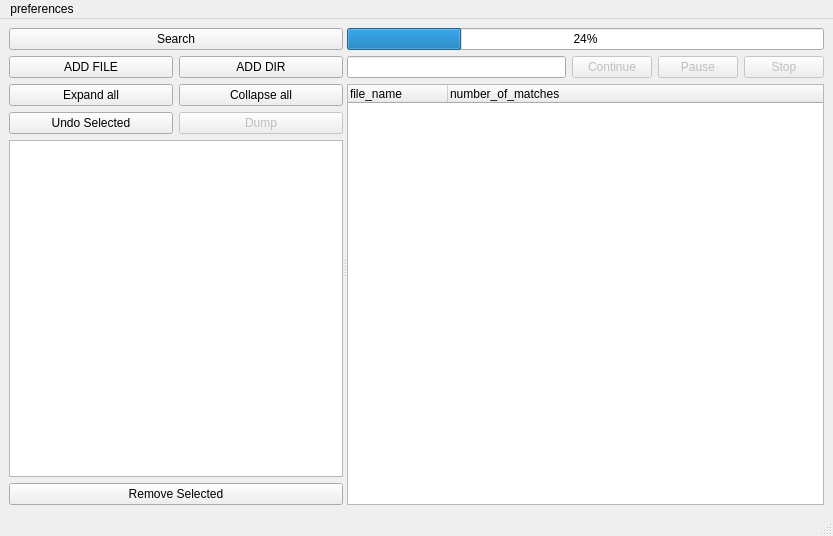
Old version of the form substring_window/MainWindow1.ui in the repository Timoniche/FileUtilities.
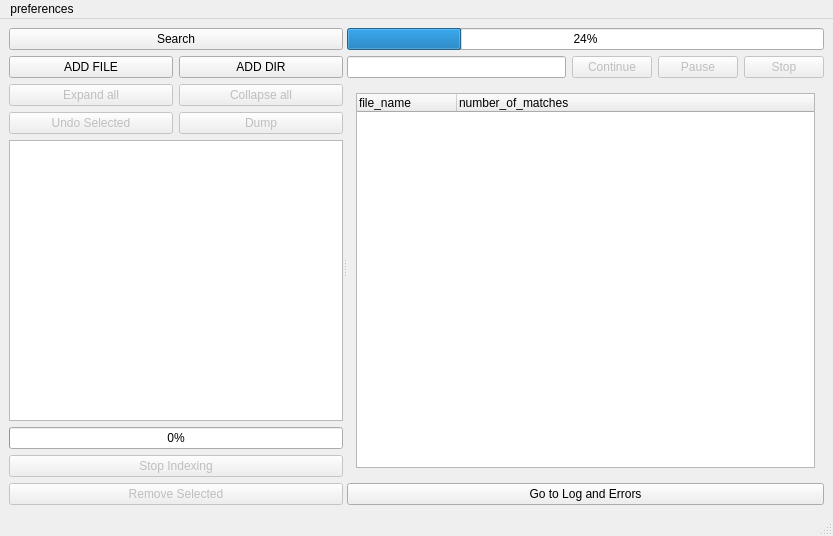
New version of the form.

The edit to the form file:
```diff
--- a/substring_window/MainWindow1.ui
+++ b/substring_window/MainWindow1.ui
@@ -47,6 +47,9 @@
           </item>
           <item row="1" column="0">
            <widget class="QPushButton" name="expandButton">
+            <property name="enabled">
+             <bool>false</bool>
+            </property>
             <property name="text">
              <string>Expand all</string>
             </property>
@@ -54,6 +57,9 @@
           </item>
           <item row="1" column="1">
            <widget class="QPushButton" name="collapseButton">
+            <property name="enabled">
+             <bool>false</bool>
+            </property>
             <property name="text">
              <string>Collapse all</string>
             </property>
@@ -62,7 +68,7 @@
           <item row="2" column="0">
            <widget class="QPushButton" name="undoButton">
             <property name="enabled">
-             <bool>true</bool>
+             <bool>false</bool>
             </property>
             <property name="text">
              <string>Undo Selected</string>
@@ -91,8 +97,28 @@
           </property>
          </widget>
         </item>
+        <item>
+         <widget class="QProgressBar" name="indexBar">
+          <property name="value">
+           <number>0</number>
+          </property>
+         </widget>
+        </item>
+        <item>
+         <widget class="QPushButton" name="indexStopButton">
+          <property name="enabled">
+           <bool>false</bool>
+          </property>
+          <property name="text">
+           <string>Stop Indexing</string>
+          </property>
+         </widget>
+        </item>
         <item>
          <widget class="QPushButton" name="removeButton">
+          <property name="enabled">
+           <bool>false</bool>
+          </property>
           <property name="text">
            <string>Remove Selected</string>
           </property>
@@ -147,6 +173,13 @@
          </layout>
         </item>
         <item>
+         <widget class="QStackedWidget" name="stackedWidget">
+          <property name="currentIndex">
+           <number>0</number>
+          </property>
+          <widget class="QWidget" name="page">
+           <layout class="QVBoxLayout" name="verticalLayout_3">
+            <item>
          <widget class="QTreeWidget" name="treeWidget">
           <column>
            <property name="text">
@@ -158,6 +191,24 @@
             <string>number_of_matches</string>
            </property>
           </column>
+             </widget>
+            </item>
+           </layout>
+          </widget>
+          <widget class="QWidget" name="page_2">
+           <layout class="QVBoxLayout" name="verticalLayout_4">
+            <item>
+             <widget class="QListWidget" name="listWidget"/>
+            </item>
+           </layout>
+          </widget>
+         </widget>
+        </item>
+        <item>
+         <widget class="QPushButton" name="switchButton">
+          <property name="text">
+           <string>Go to Log and Errors</string>
+          </property>
          </widget>
         </item>
        </layout>
```
Lines whose indentation alone changed are shown as unchanged.
